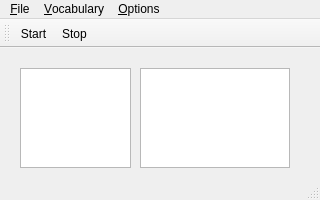
Before: the Qt Designer form mainwindow.ui in martin-kudlicka/vocabulary-master, drawn with Qt 5.
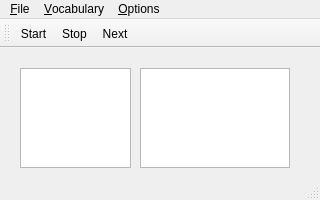
After: the same form once the commit is applied.

Commit message: + next word button

Diff of the .ui file:
```diff
--- a/mainwindow.ui
+++ b/mainwindow.ui
@@ -78,6 +78,7 @@
    </attribute>
    <addaction name="qaStart"/>
    <addaction name="qaStop"/>
+   <addaction name="qaNext"/>
   </widget>
   <widget class="QStatusBar" name="statusBar"/>
   <action name="qaExit">
@@ -115,6 +116,11 @@
     <string>Stop</string>
    </property>
   </action>
+  <action name="qaNext">
+   <property name="text">
+    <string>Next</string>
+   </property>
+  </action>
  </widget>
  <layoutdefault spacing="6" margin="11"/>
  <resources>
```
The commit also changes 2 other files.
